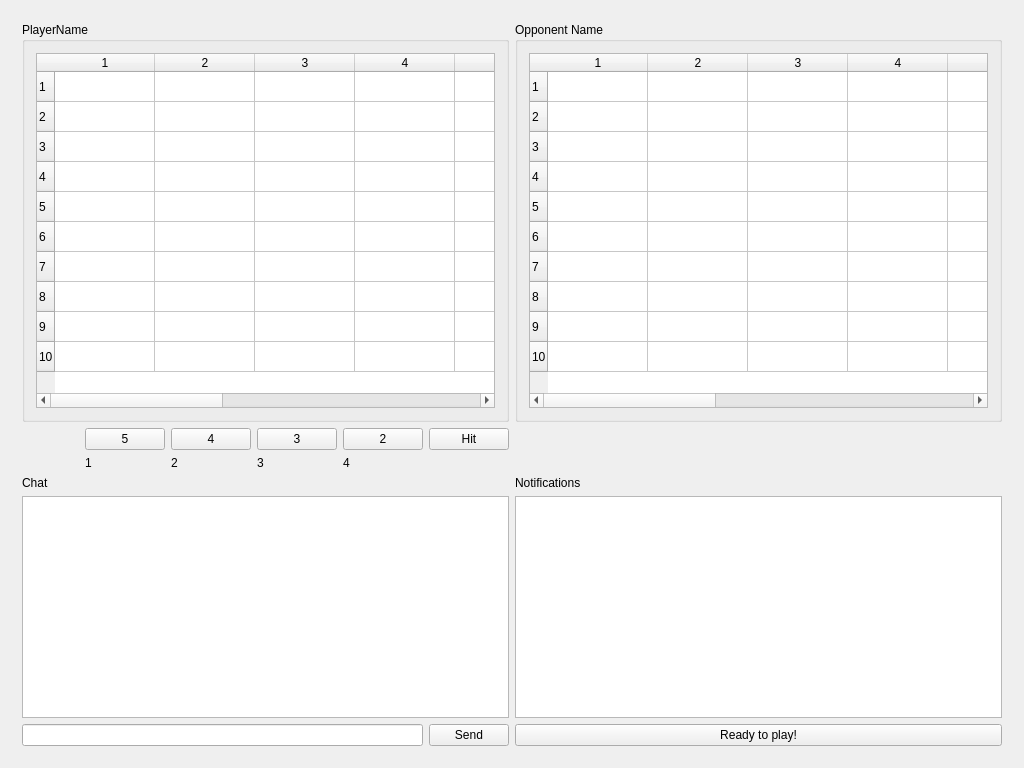
The window that src/CBattleshipp/mainwindow.ui (MATF-RS19/RS022-cbattleshipp) describes before a commit, drawn with Qt 5.
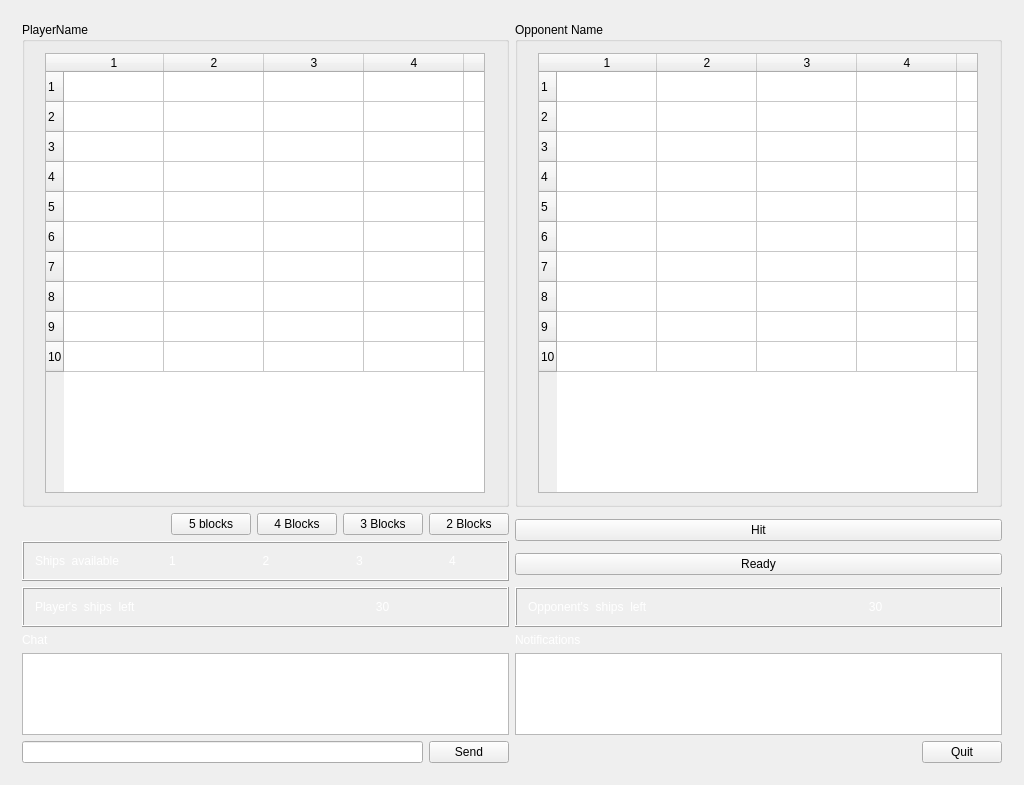
The same window after the commit. The open tabs and pages were chosen to show the change.

Commit message: New Year update Redesigned UI, added arcade design Ships are now colored when hit or not Added quit button New screenshots Small refactor

The edit to the form file:
```diff
--- a/src/CBattleshipp/mainwindow.ui
+++ b/src/CBattleshipp/mainwindow.ui
@@ -7,14 +7,20 @@
     <x>0</x>
     <y>0</y>
     <width>1024</width>
-    <height>768</height>
+    <height>785</height>
    </rect>
   </property>
+  <property name="minimumSize">
+   <size>
+    <width>1024</width>
+    <height>0</height>
+   </size>
+  </property>
   <property name="windowTitle">
    <string>cbattleshipp</string>
   </property>
   <widget class="QWidget" name="centralWidget">
-   <layout class="QGridLayout" name="gridLayout_3">
+   <layout class="QGridLayout" name="gridLayout_8">
     <item row="0" column="0">
      <widget class="QStackedWidget" name="displayManager">
       <widget class="QWidget" name="welcomeScreen">
@@ -192,66 +198,45 @@
       </widget>
       <widget class="QWidget" name="gameScreen">
        <layout class="QGridLayout" name="gridLayout">
-        <item row="2" column="0">
-         <widget class="QLabel" name="label_5">
-          <property name="text">
-           <string>Chat</string>
-          </property>
-         </widget>
-        </item>
-        <item row="1" column="0">
-         <layout class="QGridLayout" name="gridLayout_2">
-          <item row="0" column="3">
-           <widget class="QPushButton" name="boatSize3">
-            <property name="text">
-             <string>3</string>
-            </property>
-           </widget>
-          </item>
+        <item row="1" column="1">
+         <layout class="QGridLayout" name="gridLayout_3">
           <item row="1" column="1">
-           <widget class="QLabel" name="countSize5">
+           <widget class="QPushButton" name="ReadyButton">
             <property name="text">
-             <string>1</string>
+             <string>Ready</string>
             </property>
            </widget>
           </item>
-          <item row="0" column="5">
+          <item row="0" column="1">
            <widget class="QPushButton" name="hitButton">
             <property name="text">
              <string>Hit</string>
             </property>
            </widget>
           </item>
-          <item row="0" column="2">
-           <widget class="QPushButton" name="boatSize4">
-            <property name="text">
-             <string>4</string>
-            </property>
-           </widget>
-          </item>
-          <item row="1" column="2">
-           <widget class="QLabel" name="countSize4">
-            <property name="text">
-             <string>2</string>
-            </property>
-           </widget>
-          </item>
-          <item row="1" column="4">
-           <widget class="QLabel" name="countSize2">
-            <property name="text">
-             <string>4</string>
-            </property>
-           </widget>
-          </item>
-          <item row="0" column="1">
-           <widget class="QPushButton" name="boatSize5">
-            <property name="text">
-             <string>5</string>
-            </property>
-           </widget>
-          </item>
-          <item row="0" column="0">
-           <spacer name="horizontalSpacer_5">
+         </layout>
+        </item>
+        <item row="5" column="0">
+         <widget class="QLabel" name="laChat">
+          <property name="styleSheet">
+           <string notr="true">color: rgb(255, 255, 255);</string>
+          </property>
+          <property name="text">
+           <string>Chat</string>
+          </property>
+         </widget>
+        </item>
+        <item row="6" column="0">
+         <widget class="QTextEdit" name="teChat">
+          <property name="readOnly">
+           <bool>true</bool>
+          </property>
+         </widget>
+        </item>
+        <item row="7" column="1">
+         <layout class="QHBoxLayout" name="horizontalLayout_5">
+          <item>
+           <spacer name="horizontalSpacer_8">
             <property name="orientation">
              <enum>Qt::Horizontal</enum>
             </property>
@@ -263,23 +248,100 @@
             </property>
            </spacer>
           </item>
-          <item row="0" column="4">
-           <widget class="QPushButton" name="boatSize2">
+          <item>
+           <widget class="QPushButton" name="quitButton">
             <property name="text">
-             <string>2</string>
-            </property>
-           </widget>
-          </item>
-          <item row="1" column="3">
-           <widget class="QLabel" name="countSize3">
-            <property name="text">
-             <string>3</string>
+             <string>Quit</string>
             </property>
            </widget>
           </item>
          </layout>
         </item>
+        <item row="5" column="1">
+         <widget class="QLabel" name="laNotifications">
+          <property name="styleSheet">
+           <string notr="true">color: rgb(255, 255, 255);</string>
+          </property>
+          <property name="text">
+           <string>Notifications</string>
+          </property>
+         </widget>
+        </item>
+        <item row="4" column="1">
+         <widget class="QFrame" name="frame">
+          <property name="frameShape">
+           <enum>QFrame::Box</enum>
+          </property>
+          <property name="frameShadow">
+           <enum>QFrame::Raised</enum>
+          </property>
+          <layout class="QVBoxLayout" name="verticalLayout_3">
+           <item>
+            <layout class="QGridLayout" name="gridLayout_7">
+             <item row="1" column="0">
+              <widget class="QLabel" name="laOpponentShips">
+               <property name="styleSheet">
+                <string notr="true">color: rgb(255, 255, 255);</string>
+               </property>
+               <property name="text">
+                <string>Opponent's  ships  left</string>
+               </property>
+              </widget>
+             </item>
+             <item row="1" column="1">
+              <widget class="QLabel" name="laOpponentShipsLeft">
+               <property name="styleSheet">
+                <string notr="true">color: rgb(255, 255, 255);</string>
+               </property>
+               <property name="text">
+                <string>30</string>
+               </property>
+               <property name="alignment">
+                <set>Qt::AlignCenter</set>
+               </property>
+              </widget>
+             </item>
+            </layout>
+           </item>
+          </layout>
+         </widget>
+        </item>
         <item row="4" column="0">
+         <widget class="QFrame" name="frame_2">
+          <property name="frameShape">
+           <enum>QFrame::Box</enum>
+          </property>
+          <property name="frameShadow">
+           <enum>QFrame::Raised</enum>
+          </property>
+          <layout class="QHBoxLayout" name="horizontalLayout_6">
+           <item>
+            <widget class="QLabel" name="laPlayersShips">
+             <property name="styleSheet">
+              <string notr="true">color: rgb(255, 255, 255);</string>
+             </property>
+             <property name="text">
+              <string>Player's  ships  left</string>
+             </property>
+            </widget>
+           </item>
+           <item>
+            <widget class="QLabel" name="laPlayerShipsLeft">
+             <property name="styleSheet">
+              <string notr="true">color: rgb(255, 255, 255);</string>
+             </property>
+             <property name="text">
+              <string>30</string>
+             </property>
+             <property name="alignment">
+              <set>Qt::AlignCenter</set>
+             </property>
+            </widget>
+           </item>
+          </layout>
+         </widget>
+        </item>
+        <item row="7" column="0">
          <layout class="QHBoxLayout" name="horizontalLayout_3">
           <item>
            <widget class="QLineEdit" name="leTextMsg"/>
@@ -293,21 +355,7 @@
           </item>
          </layout>
         </item>
-        <item row="2" column="1">
-         <widget class="QLabel" name="label_4">
-          <property name="text">
-           <string>Notifications</string>
-          </property>
-         </widget>
-        </item>
-        <item row="3" column="0">
-         <widget class="QTextEdit" name="teChat">
-          <property name="readOnly">
-           <bool>true</bool>
-          </property>
-         </widget>
-        </item>
-        <item row="3" column="1">
+        <item row="6" column="1">
          <layout class="QVBoxLayout" name="verticalLayout_4">
           <item>
            <widget class="QTextEdit" name="teNotifications">
@@ -334,18 +382,39 @@
          <layout class="QHBoxLayout" name="horizontalLayout_4">
           <item>
            <widget class="QGroupBox" name="playerBox">
-            <property name="minimumSize">
-             <size>
-              <width>0</width>
-              <height>400</height>
-             </size>
-            </property>
             <property name="title">
              <string>PlayerName</string>
             </property>
             <layout class="QGridLayout" name="gridLayout_5">
              <item row="0" column="0">
-              <widget class="QTableWidget" name="tableWidget">
+              <widget class="QTableWidget" name="playerShips">
+               <property name="minimumSize">
+                <size>
+                 <width>440</width>
+                 <height>440</height>
+                </size>
+               </property>
+               <property name="maximumSize">
+                <size>
+                 <width>440</width>
+                 <height>440</height>
+                </size>
+               </property>
+               <property name="frameShape">
+                <enum>QFrame::StyledPanel</enum>
+               </property>
+               <property name="verticalScrollBarPolicy">
+                <enum>Qt::ScrollBarAlwaysOff</enum>
+               </property>
+               <property name="horizontalScrollBarPolicy">
+                <enum>Qt::ScrollBarAlwaysOff</enum>
+               </property>
+               <property name="sizeAdjustPolicy">
+                <enum>QAbstractScrollArea::AdjustToContents</enum>
+               </property>
+               <property name="autoScroll">
+                <bool>false</bool>
+               </property>
                <property name="editTriggers">
                 <set>QAbstractItemView::NoEditTriggers</set>
                </property>
@@ -462,18 +531,36 @@
           </item>
           <item>
            <widget class="QGroupBox" name="opponentBox">
-            <property name="minimumSize">
-             <size>
-              <width>0</width>
-              <height>400</height>
-             </size>
-            </property>
             <property name="title">
              <string>Opponent Name</string>
             </property>
             <layout class="QGridLayout" name="gridLayout_4">
              <item row="0" column="0">
-              <widget class="QTableWidget" name="tableWidget_2">
+              <widget class="QTableWidget" name="opponentShips">
+               <property name="minimumSize">
+                <size>
+                 <width>440</width>
+                 <height>440</height>
+                </size>
+               </property>
+               <property name="maximumSize">
+                <size>
+                 <width>440</width>
+                 <height>440</height>
+                </size>
+               </property>
+               <property name="verticalScrollBarPolicy">
+                <enum>Qt::ScrollBarAlwaysOff</enum>
+               </property>
+               <property name="horizontalScrollBarPolicy">
+                <enum>Qt::ScrollBarAlwaysOff</enum>
+               </property>
+               <property name="sizeAdjustPolicy">
+                <enum>QAbstractScrollArea::AdjustToContents</enum>
+               </property>
+               <property name="autoScroll">
+                <bool>false</bool>
+               </property>
                <property name="editTriggers">
                 <set>QAbstractItemView::NoEditTriggers</set>
                </property>
@@ -590,19 +677,128 @@
           </item>
          </layout>
         </item>
-        <item row="4" column="1">
-         <widget class="QPushButton" name="ReadyButton">
-          <property name="text">
-           <string>Ready to play!</string>
-          </property>
-         </widget>
-        </item>
-        <item row="1" column="1">
-         <widget class="QLabel" name="shipsLeft">
-          <property name="text">
-           <string/>
-          </property>
-         </widget>
+        <item row="1" column="0">
+         <layout class="QGridLayout" name="gridLayout_2">
+          <item row="1" column="0" colspan="2">
+           <widget class="QFrame" name="frame_3">
+            <property name="frameShape">
+             <enum>QFrame::Box</enum>
+            </property>
+            <property name="frameShadow">
+             <enum>QFrame::Raised</enum>
+            </property>
+            <layout class="QHBoxLayout" name="horizontalLayout_7">
+             <item>
+              <widget class="QLabel" name="laAvailableShips">
+               <property name="styleSheet">
+                <string notr="true">color: rgb(255, 255, 255);</string>
+               </property>
+               <property name="text">
+                <string>Ships  available </string>
+               </property>
+              </widget>
+             </item>
+             <item>
+              <widget class="QLabel" name="countSize5">
+               <property name="styleSheet">
+                <string notr="true">color: rgb(255, 255, 255);</string>
+               </property>
+               <property name="text">
+                <string>1</string>
+               </property>
+               <property name="alignment">
+                <set>Qt::AlignCenter</set>
+               </property>
+              </widget>
+             </item>
+             <item>
+              <widget class="QLabel" name="countSize4">
+               <property name="styleSheet">
+                <string notr="true">color: rgb(255, 255, 255);</string>
+               </property>
+               <property name="text">
+                <string>2</string>
+               </property>
+               <property name="alignment">
+                <set>Qt::AlignCenter</set>
+               </property>
+              </widget>
+             </item>
+             <item>
+              <widget class="QLabel" name="countSize3">
+               <property name="styleSheet">
+                <string notr="true">color: rgb(255, 255, 255);</string>
+               </property>
+               <property name="text">
+                <string>3</string>
+               </property>
+               <property name="alignment">
+                <set>Qt::AlignCenter</set>
+               </property>
+              </widget>
+             </item>
+             <item>
+              <widget class="QLabel" name="countSize2">
+               <property name="styleSheet">
+                <string notr="true">color: rgb(255, 255, 255);</string>
+               </property>
+               <property name="text">
+                <string>4</string>
+               </property>
+               <property name="alignment">
+                <set>Qt::AlignCenter</set>
+               </property>
+              </widget>
+             </item>
+            </layout>
+           </widget>
+          </item>
+          <item row="0" column="0" colspan="2">
+           <layout class="QHBoxLayout" name="horizontalLayout_8">
+            <item>
+             <spacer name="horizontalSpacer_9">
+              <property name="orientation">
+               <enum>Qt::Horizontal</enum>
+              </property>
+              <property name="sizeHint" stdset="0">
+               <size>
+                <width>40</width>
+                <height>20</height>
+               </size>
+              </property>
+             </spacer>
+            </item>
+            <item>
+             <widget class="QPushButton" name="boatSize5">
+              <property name="text">
+               <string>5 blocks</string>
+              </property>
+             </widget>
+            </item>
+            <item>
+             <widget class="QPushButton" name="boatSize4">
+              <property name="text">
+               <string>4 Blocks</string>
+              </property>
+             </widget>
+            </item>
+            <item>
+             <widget class="QPushButton" name="boatSize3">
+              <property name="text">
+               <string>3 Blocks</string>
+              </property>
+             </widget>
+            </item>
+            <item>
+             <widget class="QPushButton" name="boatSize2">
+              <property name="text">
+               <string>2 Blocks</string>
+              </property>
+             </widget>
+            </item>
+           </layout>
+          </item>
+         </layout>
         </item>
        </layout>
       </widget>
```
Left out of the diff: 36 changed lines with no effect on the pictures. The commit also changes 12 other files.
